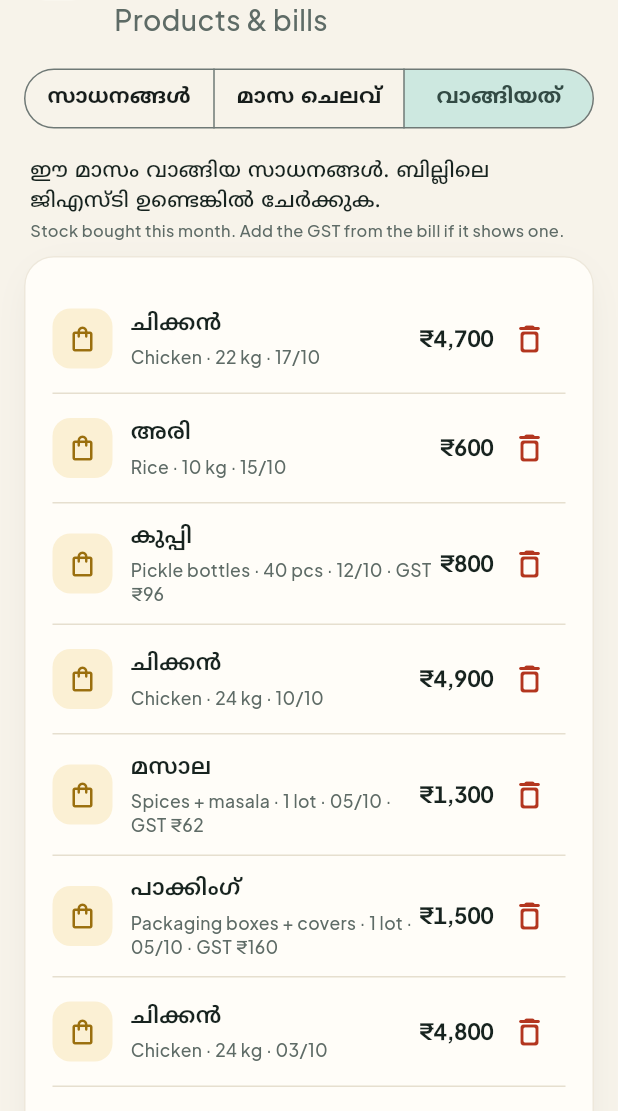
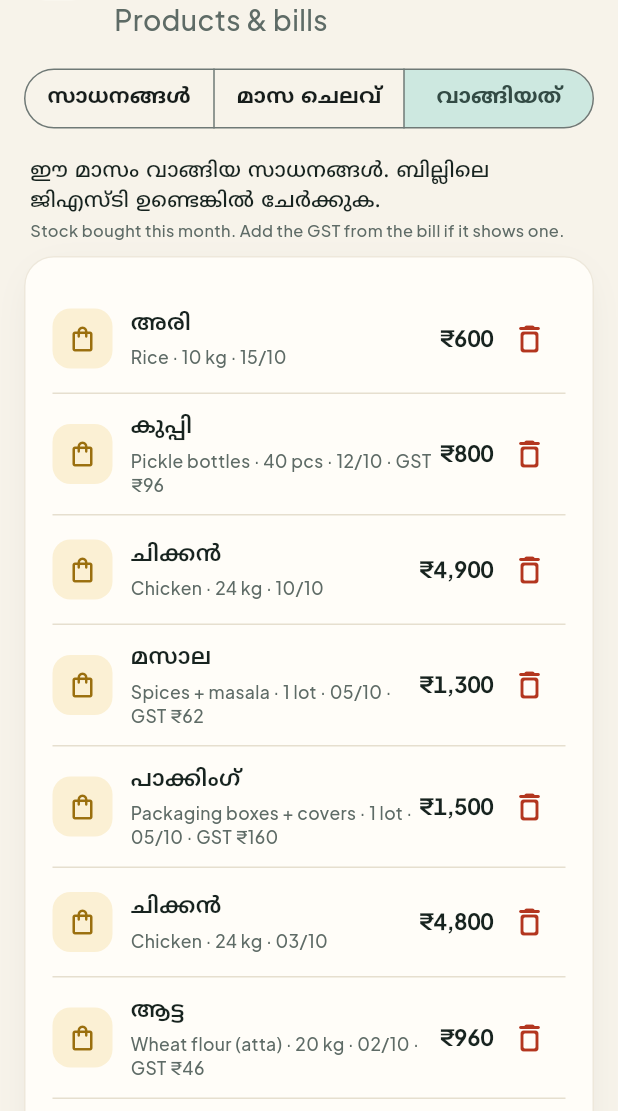
Before and after one commit to fathima-004/mitra, a Flutter app: the SetupScreen screen opened directly, after a tap on "മാസ ചെലവ്", after a tap on "വാങ്ങിയത്", after a tap on the "delete outline" icon, on a phone screen of 412 x 824 dp, the part 125-1236 px from its top. Run offline on Flutter 3.47's test engine with Material 3 defaults, Android fonts, the phone set to English and light mode, and no system bars; our stand-ins replace audioplayers, flutter_svg, shared_preferences; accounts and stored records are empty.

Commit message:
apk fixes

```diff
--- a/app/lib/data/repo.dart
+++ b/app/lib/data/repo.dart
@@ -200,7 +200,7 @@ class Repo extends ChangeNotifier with WidgetsBindingObserver {
 
   Future<void>? _ticking;
   Future<void> _tick() {
-    if (!_active || _disposed) return Future.value();
+    if (!cloudConfigured || !_active || _disposed) return Future.value();
     return _ticking ??= _check().whenComplete(() => _ticking = null);
   }
 
--- a/app/lib/screens/join.dart
+++ b/app/lib/screens/join.dart
@@ -428,6 +428,7 @@ class _JoinScreenState extends State<JoinScreen> {
       Bi.k('join_pick', size: 13.5, weight: FontWeight.w500),
       _gap(10),
       GridView.count(
+        padding: EdgeInsets.zero, // no extra safe-area gap inside the page list
         crossAxisCount: 2,
         shrinkWrap: true,
         physics: const NeverScrollableScrollPhysics(),
@@ -497,6 +498,7 @@ class _JoinScreenState extends State<JoinScreen> {
   Widget _goal() => Column(crossAxisAlignment: CrossAxisAlignment.stretch, children: [
         _title('join_goal'),
         GridView.count(
+          padding: EdgeInsets.zero, // no extra safe-area gap inside the page list
           crossAxisCount: 2,
           shrinkWrap: true,
           physics: const NeverScrollableScrollPhysics(),
--- a/app/lib/screens/setup.dart
+++ b/app/lib/screens/setup.dart
@@ -151,8 +151,11 @@ class _Products extends StatelessWidget {
     if (saved == true && context.mounted) toast(context, 'saved');
   }
 
+  // Listens to the data itself: this widget is const, so a rebuild of the page above would skip it.
   @override
-  Widget build(BuildContext context) {
+  Widget build(BuildContext context) => ListenableBuilder(listenable: repo, builder: (context, _) => _list(context));
+
+  Widget _list(BuildContext context) {
     final products = repo['products'];
     return Column(crossAxisAlignment: CrossAxisAlignment.stretch, children: [
       const _Help('products_help'),
@@ -237,8 +240,11 @@ class _Bills extends StatelessWidget {
     if (saved == true && context.mounted) toast(context, 'saved');
   }
 
+  // Listens to the data itself: this widget is const, so a rebuild of the page above would skip it.
   @override
-  Widget build(BuildContext context) {
+  Widget build(BuildContext context) => ListenableBuilder(listenable: repo, builder: (context, _) => _list(context));
+
+  Widget _list(BuildContext context) {
     final month = thisMonth();
     final bills = repo['bills'].where((b) => b['month'] == month).toList();
     final total = bills.fold<num>(0, (s, b) => s + (b['amount'] as num? ?? 0));
@@ -315,8 +321,11 @@ class _Purchases extends StatelessWidget {
     if (saved == true && context.mounted) toast(context, 'saved');
   }
 
+  // Listens to the data itself: this widget is const, so a rebuild of the page above would skip it.
   @override
-  Widget build(BuildContext context) {
+  Widget build(BuildContext context) => ListenableBuilder(listenable: repo, builder: (context, _) => _list(context));
+
+  Widget _list(BuildContext context) {
     final month = thisMonth();
     final list = repo['purchases'].where((p) => monthOf(p['date']) == month).toList()
       ..sort((a, b) => (b['date'] as String).compareTo(a['date'] as String));
--- a/app/lib/widgets/common.dart
+++ b/app/lib/widgets/common.dart
@@ -227,11 +227,18 @@ class BigButton extends StatelessWidget {
               constraints: const BoxConstraints(minHeight: 58),
               padding: const EdgeInsets.symmetric(horizontal: 18, vertical: 10),
               alignment: Alignment.center,
+              // One text, so a long label wraps onto a second line instead of being cut off.
               child: Row(mainAxisSize: MainAxisSize.min, children: [
                 if (icon != null) ...[Icon(icon, color: fg, size: 20), const SizedBox(width: 8)],
-                Text(T.ml(keyName), style: TextStyle(fontFamily: 'Malayalam', color: fg, fontWeight: FontWeight.w800, fontSize: 17)),
-                const SizedBox(width: 8),
-                Text(T.en(keyName), style: TextStyle(color: fg.withValues(alpha: .8), fontWeight: FontWeight.w600, fontSize: 14)),
+                Flexible(
+                  child: Text.rich(
+                    TextSpan(children: [
+                      TextSpan(text: T.ml(keyName), style: TextStyle(fontFamily: 'Malayalam', color: fg, fontWeight: FontWeight.w800, fontSize: 17)),
+                      TextSpan(text: '  ${T.en(keyName)}', style: TextStyle(color: fg.withValues(alpha: .8), fontWeight: FontWeight.w600, fontSize: 14)),
+                    ]),
+                    textAlign: TextAlign.center,
+                  ),
+                ),
               ]),
             ),
           ),
```
Also changed, not shown: app/lib/screens/daily.dart (+9 -4 lines), app/lib/screens/home.dart (+14 -3 lines), 1 other file.
